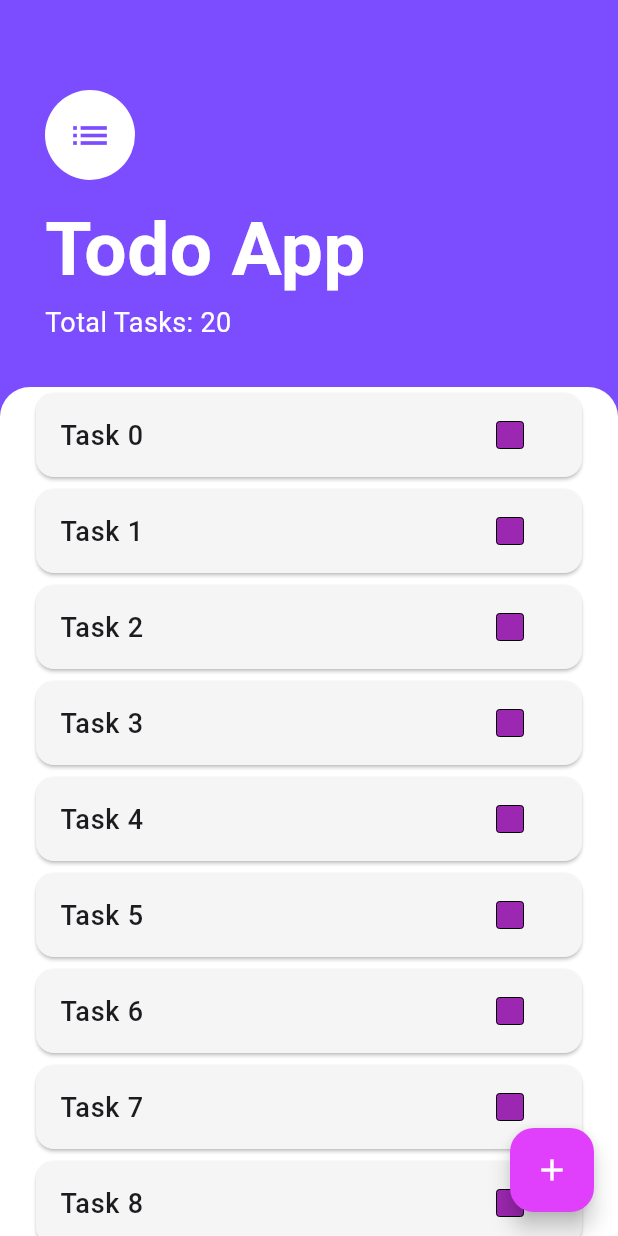
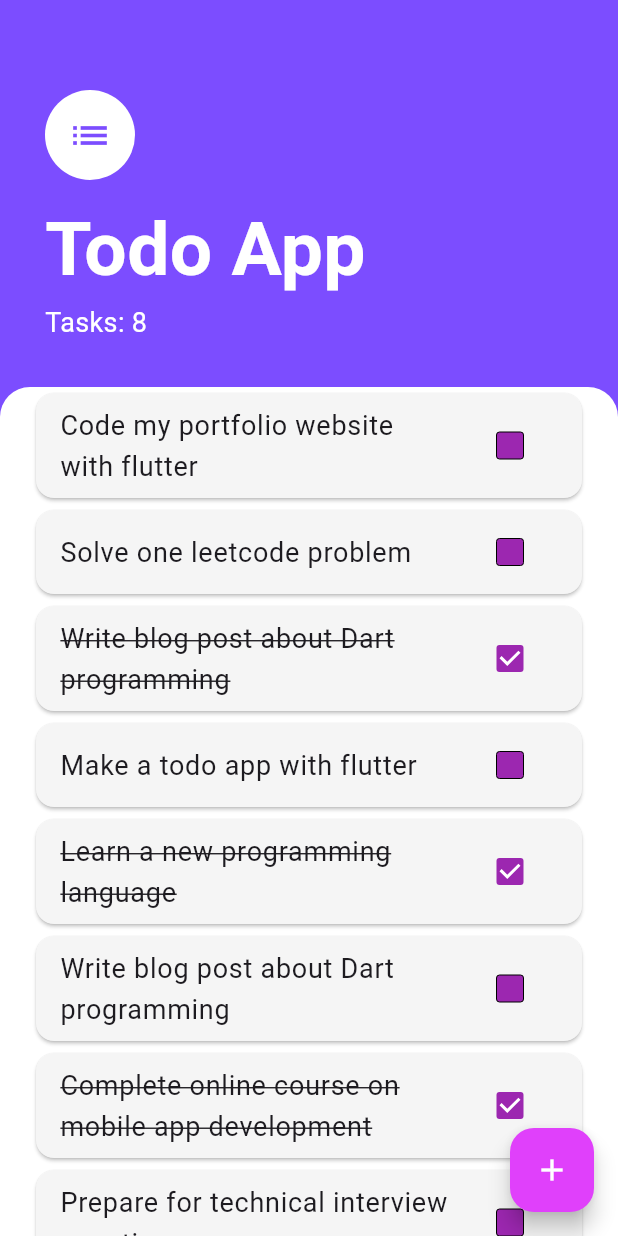
Before and after one commit to ShishirRijal/TodoApp-CFE2080, a Flutter app: the screen it shows after launch, on a phone screen of 412 x 824 dp. Run offline on Flutter 3.47's test engine with Material 3 defaults, Android fonts, the phone set to English and light mode, and no system bars.

Commit message:
populated screen with dummy todos

```diff
--- a/lib/models/todo_model.dart
+++ b/lib/models/todo_model.dart
@@ -8,4 +8,34 @@ class TodoModel {
     required this.title,
     this.isCompleted = false,
   });
+
+  void toggleCompleted() {
+    isCompleted = !isCompleted;
+  }
+
+  // from json
+  TodoModel.fromJson(Map<String, dynamic> json)
+      : id = json['id'],
+        title = json['title'],
+        isCompleted = json['isCompleted'];
 }
+
+List<TodoModel> _todos = [
+  TodoModel(id: '1', title: "Code my portfolio website with flutter"),
+  TodoModel(id: '2', title: "Solve one leetcode problem"),
+  TodoModel(
+      id: '3',
+      title: "Write blog post about Dart programming",
+      isCompleted: true),
+  TodoModel(id: '1', title: "Make a todo app with flutter"),
+  TodoModel(
+      id: '2', title: "Learn a new programming language", isCompleted: true),
+  TodoModel(id: '3', title: "Write blog post about Dart programming"),
+  TodoModel(
+      id: '4',
+      title: "Complete online course on mobile app development",
+      isCompleted: true),
+  TodoModel(id: '5', title: "Prepare for technical interview questions"),
+];
+
+List<TodoModel> get todos => _todos;
--- a/lib/screen/homescreen.dart
+++ b/lib/screen/homescreen.dart
@@ -1,4 +1,5 @@
 import 'package:flutter/material.dart';
+import 'package:todo_app/models/todo_model.dart';
 import 'package:todo_app/screen/add_task_screen.dart';
 import 'package:todo_app/widgets/task_tile.dart';
 
@@ -29,10 +30,10 @@ class HomeScreen extends StatelessWidget {
           Container(
             padding: const EdgeInsets.only(
                 top: 60.0, left: 30.0, right: 30.0, bottom: 30.0),
-            child: const Column(
+            child: Column(
               crossAxisAlignment: CrossAxisAlignment.start,
               children: <Widget>[
-                CircleAvatar(
+                const CircleAvatar(
                   backgroundColor: Colors.white,
                   radius: 30.0,
                   child: Icon(
@@ -41,10 +42,10 @@ class HomeScreen extends StatelessWidget {
                     color: Colors.deepPurpleAccent,
                   ),
                 ),
-                SizedBox(
+                const SizedBox(
                   height: 10.0,
                 ),
-                Text(
+                const Text(
                   'Todo App',
                   style: TextStyle(
                     color: Colors.white,
@@ -53,8 +54,8 @@ class HomeScreen extends StatelessWidget {
                   ),
                 ),
                 Text(
-                  'Total Tasks: 20',
-                  style: TextStyle(
+                  'Tasks: ${todos.length}',
+                  style: const TextStyle(
                     color: Colors.white,
                     fontSize: 18,
                   ),
@@ -74,9 +75,12 @@ class HomeScreen extends StatelessWidget {
               ),
               child: ListView.builder(
                 itemBuilder: (context, index) {
-                  return TaskTile(taskTitle: "Task $index");
+                  return TaskTile(
+                    taskTitle: todos[index].title,
+                    isChecked: todos[index].isCompleted,
+                  );
                 },
-                itemCount: 20,
+                itemCount: todos.length,
               ),
             ),
           ),
--- a/lib/widgets/task_tile.dart
+++ b/lib/widgets/task_tile.dart
@@ -7,6 +7,7 @@ class TaskTile extends StatefulWidget {
   final Function()? longPressCallback;
 
   const TaskTile({
+    super.key,
     this.isChecked = false,
     required this.taskTitle,
     this.checkboxCallback,
@@ -47,18 +48,13 @@ class _TaskTileState extends State<TaskTile> {
               backgroundColor: Colors.red,
             ));
           }
-          // Remove the item from the data source.
-          // setState(() {
-          //   items.removeAt(index);
-          // });
-          // Then show a snackbar.
         },
         child: ListTile(
           title: Text(
             widget.taskTitle,
             style: TextStyle(
               fontSize: 18,
-              fontWeight: FontWeight.w500,
+              // fontWeight: FontWeight.w500,
               decoration: isChecked ? TextDecoration.lineThrough : null,
             ),
           ),
```
